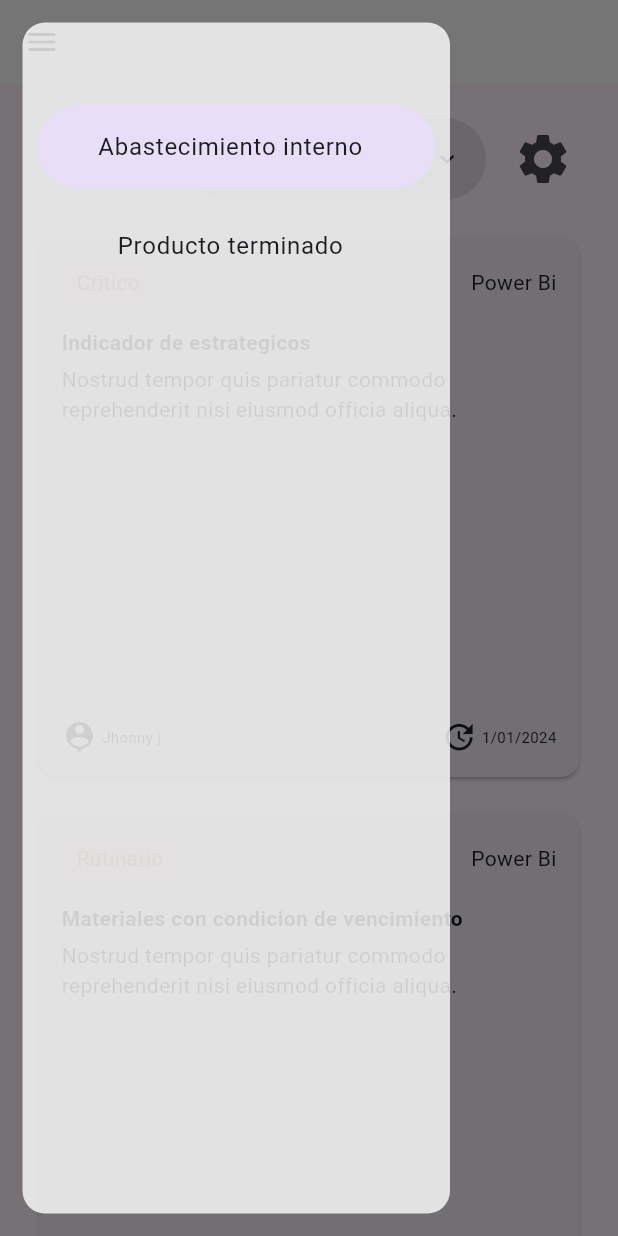
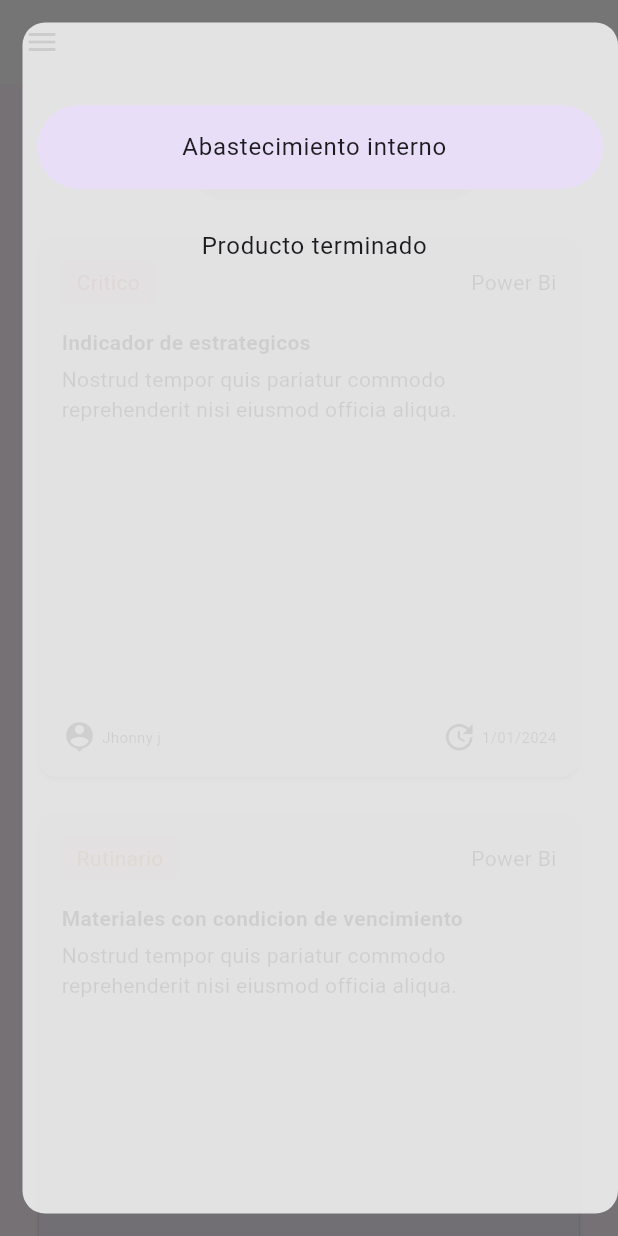
Before and after one commit to Jhonnyjpe/app_dashboard, a Flutter app: the screen it shows after launch, with the side drawer open, on a phone screen of 412 x 824 dp. Run offline on Flutter 3.47's test engine with Material 3 defaults, Android fonts, the phone set to English and light mode, and no system bars; drawn by our look-alikes of animated_custom_dropdown; our stand-ins replace animate_do, flutter_svg; missing offline and left inert: dart:js.

Commit message:
mejora de scroll 3

```diff
--- a/lib/components/info_card.dart
+++ b/lib/components/info_card.dart
@@ -4,9 +4,23 @@ import 'dart:js' as js;
 
 class InfoCard extends StatelessWidget {
   final Reporte reporte;
+  final Color? color;
+  final String? estado;
+  final String? tipoDeArchivo;
+  final String? titulo;
+  final String? descripcion;
+  final String? usuario;
+  final String? actualizacion;
 
   const InfoCard({
     Key? key,
+    this.color,
+    this.estado,
+    this.tipoDeArchivo,
+    this.titulo,
+    this.descripcion,
+    this.usuario,
+    this.actualizacion,
     required this.reporte,
   }) : super(key: key);
 
@@ -17,7 +31,6 @@ class InfoCard extends StatelessWidget {
       'Rutinario': Color(0xFFD58D49),
       'Prioritario': Color(0xFF68B266),
     };
-
     Map<String, Color> colorMapAcent = {
       'Critico': Color(0xFFD8727D).withOpacity(0.2),
       'Rutinario': Color(0xFFD58D49).withOpacity(0.2),
@@ -30,16 +43,18 @@ class InfoCard extends StatelessWidget {
           splashColor: Colors.blue.withAlpha(30),
           onTap: () {
             final String url = reporte.url;
+
             js.context.callMethod('open', [url]);
           },
           child: Padding(
-          padding: const EdgeInsets.symmetric(horizontal: 15, vertical: 15),
+            padding: const EdgeInsets.all(15),
             child: Column(
               children: [
                 Row(
                   children: [
                     Container(
-                    padding: EdgeInsets.symmetric(horizontal: 10, vertical: 5),
+                        padding: const EdgeInsets.symmetric(
+                            horizontal: 10, vertical: 5),
                         decoration: BoxDecoration(
                           borderRadius: BorderRadius.circular(5.0),
                           color: colorMapAcent[reporte.estado] ?? Colors.amber,
@@ -47,15 +62,15 @@ class InfoCard extends StatelessWidget {
                         child: Text(
                           reporte.estado,
                           style: TextStyle(
-                        color: colorMap[reporte.estado] ?? Colors.black,
-                      ),
-                    ),
-                  ),
-                  Spacer(),
-                  Text(reporte.tipoDeArchivo),
+                              color: colorMap[reporte.estado] ?? Colors.black),
+                        )),
+                    const Spacer(),
+                    Text(reporte.tipoDeArchivo)
                   ],
                 ),
-              const SizedBox(height: 15),
+                const SizedBox(
+                  height: 15,
+                ),
                 Column(
                   crossAxisAlignment: CrossAxisAlignment.start,
                   children: [
@@ -63,15 +78,19 @@ class InfoCard extends StatelessWidget {
                       reporte.titulo,
                       style: TextStyle(fontWeight: FontWeight.bold),
                     ),
-                  const SizedBox(height: 5),
-                  Text(reporte.descripcion),
+                    const SizedBox(
+                      height: 5,
+                    ),
+                    Text(reporte.descripcion)
                   ],
                 ),
-              Spacer(),
+                const Spacer(),
                 Row(
                   children: [
                     const Icon(Icons.person_pin),
-                  const SizedBox(width: 3),
+                    const SizedBox(
+                      width: 3,
+                    ),
                     FittedBox(
                       child: Text(
                         reporte.usuario,
@@ -79,22 +98,23 @@ class InfoCard extends StatelessWidget {
                       ),
                       fit: BoxFit.scaleDown,
                     ),
-                  Spacer(),
+                    const Spacer(),
                     const Icon(Icons.update),
-                  const SizedBox(width: 3),
+                    const SizedBox(
+                      width: 3,
+                    ),
                     FittedBox(
                       child: Text(
                         reporte.actualizacion,
                         style: const TextStyle(fontSize: 10),
                       ),
                       fit: BoxFit.scaleDown,
-                  ),
+                    )
                   ],
                 ),
               ],
             ),
-        ),
-      ),
+          )),
     );
   }
 }
--- a/lib/dashboard.dart
+++ b/lib/dashboard.dart
@@ -85,15 +85,18 @@ class _DashboardState extends State<Dashboard> {
 
   void filterItems(String query) {
     if (query.isEmpty) {
+      // Si el texto está vacío, restaura la lista original
       setState(() {
         reportes = originalReportes.toList();
       });
     } else {
+      // Filtra la lista según el texto ingresado
       List<Reporte> filteredList = originalReportes
-          .where((item) =>
-              item.titulo.toLowerCase().contains(query.toLowerCase()))
+          .where(
+              (item) => item.titulo.toLowerCase().contains(query.toLowerCase()))
           .toList();
 
+      // Actualiza el estado con la lista filtrada
       setState(() {
         reportes = filteredList;
       });
@@ -106,7 +109,7 @@ class _DashboardState extends State<Dashboard> {
     return Scaffold(
       key: _drawerKey,
       drawer: const SizedBox(
-        width: 300,
+        width: 420,
         child: SideMenu(),
       ),
       appBar: !Responsive.isDesktop(context)
@@ -120,8 +123,7 @@ class _DashboardState extends State<Dashboard> {
                   icon: const Icon(
                     Icons.menu,
                     color: AppColors.black,
-                ),
-              ),
+                  )),
             )
           : const PreferredSize(
               child: SizedBox(),
@@ -133,7 +135,7 @@ class _DashboardState extends State<Dashboard> {
           children: [
             if (Responsive.isDesktop(context))
               const Expanded(
-                flex: 2,
+                flex: 3,
                 child: SideMenu(),
               ),
             Expanded(
@@ -154,37 +156,29 @@ class _DashboardState extends State<Dashboard> {
                         },
                       ),
                       const SizedBox(height: 20),
-                      // Reemplaza el bloque de código de tu GridView.builder con el siguiente:
-
+                      // Agregar el GridView con 5 elementos de ejemplo
                       ListView.builder(
                         shrinkWrap: true,
                         itemCount: 1,
                         itemBuilder: (BuildContext context, int index) {
-    return Container(
-      height: MediaQuery.of(context).size.height,
-      child: GridView.builder(
+                          return GridView.builder(
                             shrinkWrap: true,
-        gridDelegate: SliverGridDelegateWithFixedCrossAxisCount(
-          crossAxisCount: Responsive.isDesktop(context) ? 4 : 1,
+                            gridDelegate:
+                                SliverGridDelegateWithFixedCrossAxisCount(
+                              crossAxisCount:
+                                  Responsive.isDesktop(context) ? 4 : 1,
                               crossAxisSpacing: 16.0,
                               mainAxisSpacing: 16.0,
                             ),
                             itemCount: reportes.length,
                             itemBuilder: (BuildContext context, int index) {
-          return InkWell(
-            onTap: () {
-              // Manejar el evento de toque si es necesario
-            },
-            child: InfoCard(
+                              return InfoCard(
                                 reporte: reportes[index],
-            ),
                               );
                             },
-      ),
                           );
                         },
-),
-
+                      )
                     ],
                   ),
                 ),
```
Lines whose indentation alone changed are shown as unchanged.
